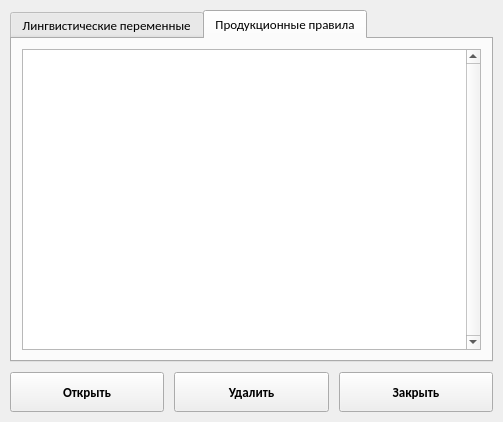
Before: the Qt Designer form ui/dictionary_window.ui in WeeIIer/knowledge_representation-lab_2, drawn with Qt 5.
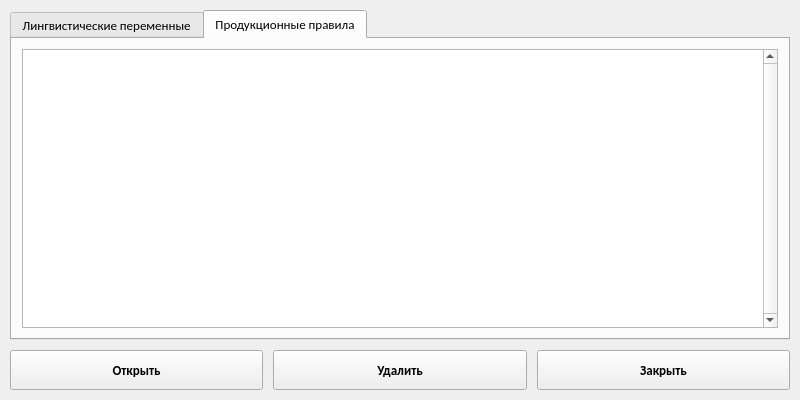
After: the same form once the commit is applied.

The edit to the form file:
```diff
--- a/ui/dictionary_window.ui
+++ b/ui/dictionary_window.ui
@@ -6,8 +6,8 @@
    <rect>
     <x>0</x>
     <y>0</y>
-    <width>503</width>
-    <height>422</height>
+    <width>800</width>
+    <height>400</height>
    </rect>
   </property>
   <property name="sizePolicy">
```
